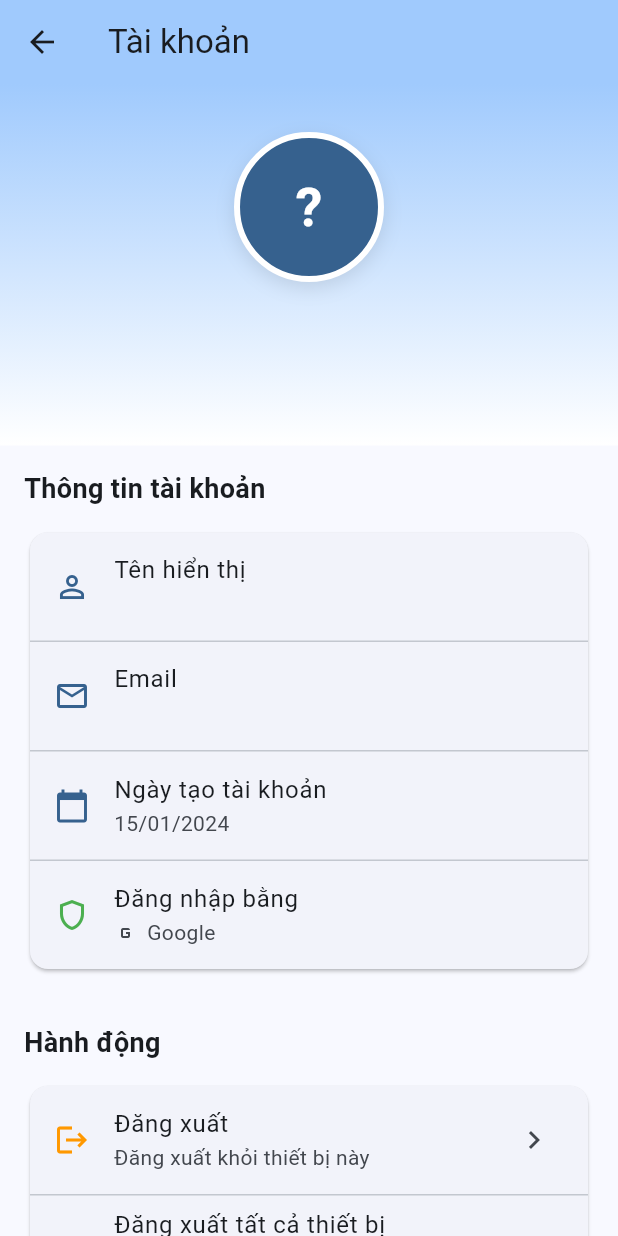
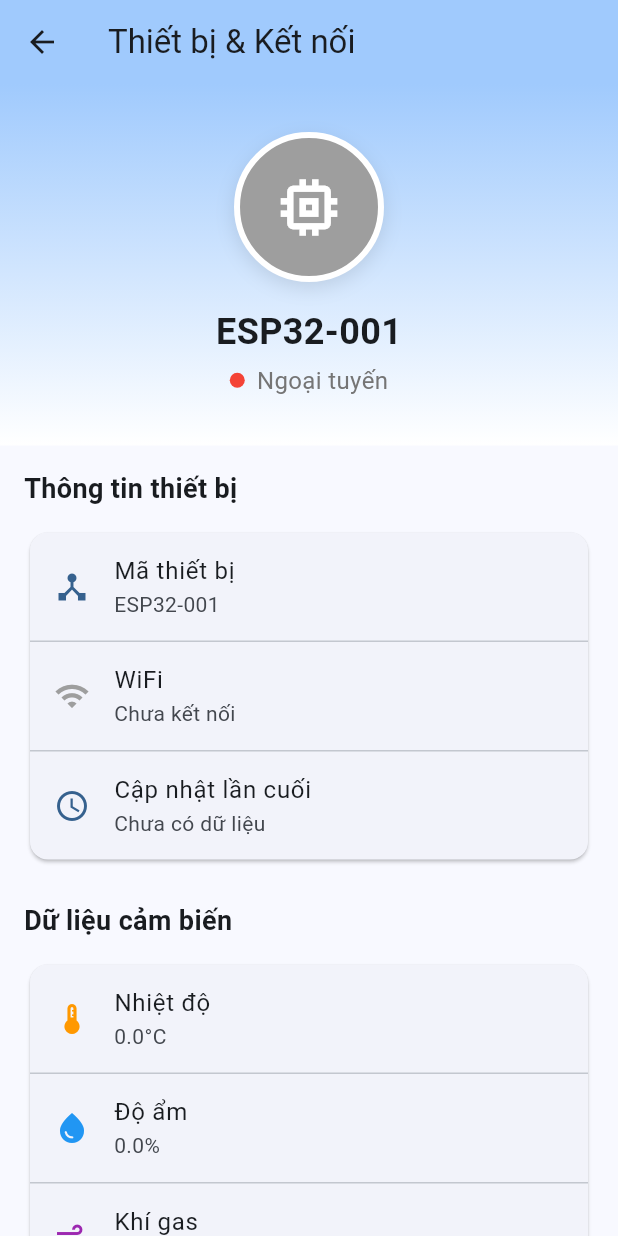
Before and after one commit to NhuYtech/iot_sonxemaycantho_app, a Flutter app: the AccountPage screen opened directly, on a phone screen of 412 x 824 dp. Run offline on Flutter 3.47's test engine with Material 3 defaults, Android fonts, the phone set to English and light mode, and no system bars; our stand-ins replace firebase_core, firebase_database; accounts and stored records are empty; statements that could not run were skipped.

Commit message:
refactor(auth): remove deprecated login/auth modules and update application flow accordingly

```diff
--- a/lib/pages/account.dart
+++ b/lib/pages/account.dart
@@ -1,8 +1,7 @@
 import 'package:flutter/material.dart';
 import 'package:intl/intl.dart';
-import 'package:firebase_auth/firebase_auth.dart';
-import '../services/auth.dart';
-import '../utils/dialog_helper.dart';
+import '../services/firebase_realtime.dart';
+import 'dart:async';
 
 class AccountPage extends StatefulWidget {
   const AccountPage({super.key});
@@ -12,117 +11,83 @@ class AccountPage extends StatefulWidget {
 }
 
 class _AccountPageState extends State<AccountPage> {
-  final AuthService _authService = AuthService();
+  final FirebaseRealtimeService _firebaseService = FirebaseRealtimeService();
 
-  DateTime accountCreatedDate = DateTime(2024, 1, 15);
+  StreamSubscription? _wifiSubscription;
+  StreamSubscription? _sensorSubscription;
 
-  void _logout() {
-    showDialog(
-      context: context,
-      builder: (context) => AlertDialog(
-        title: const Text('Đăng xuất'),
-        content: const Text('Bạn có chắc muốn đăng xuất khỏi tài khoản này?'),
-        actions: [
-          TextButton(
-            onPressed: () => Navigator.pop(context),
-            child: const Text('Hủy'),
-          ),
-          ElevatedButton(
-            onPressed: () async {
-              try {
-                if (mounted) {
-                  Navigator.pop(context); // Close confirm dialog first
-                }
-                await _authService.signOut();
-                // No need to show success dialog, user will be redirected to login
-              } catch (e) {
-                if (mounted) {
-                  DialogHelper.showError(context, 'Lỗi đăng xuất: $e');
-                }
-              }
-            },
-            style: ElevatedButton.styleFrom(
-              backgroundColor: Colors.red,
-              foregroundColor: Colors.white,
-            ),
-            child: const Text('Đăng xuất'),
-          ),
-        ],
-      ),
-    );
+  String deviceId = 'ESP32-001';
+  String wifiSsid = '';
+  bool isWifiConnected = false;
+  bool isDeviceOnline = false;
+  DateTime? wifiTimestamp;
+  DateTime? lastSensorUpdate;
+
+  // Sensor data for display
+  double temperature = 0.0;
+  double humidity = 0.0;
+  double gasLevel = 0.0;
+
+  @override
+  void initState() {
+    super.initState();
+    _listenToWifi();
+    _listenToSensors();
   }
 
-  void _logoutAllDevices() {
-    showDialog(
-      context: context,
-      builder: (context) => AlertDialog(
-        title: const Text('Đăng xuất tất cả thiết bị'),
-        content: const Text(
-          'Bạn sẽ bị đăng xuất khỏi tất cả các thiết bị đang đăng nhập.\n\n'
-          'Bạn có chắc muốn tiếp tục?',
-        ),
-        actions: [
-          TextButton(
-            onPressed: () => Navigator.pop(context),
-            child: const Text('Hủy'),
-          ),
-          ElevatedButton(
-            onPressed: () async {
-              try {
-                if (mounted) {
-                  Navigator.pop(context); // Close confirm dialog first
-                }
-                await _authService.signOut();
-                // No need to show success dialog, user will be redirected to login
-              } catch (e) {
-                if (mounted) {
-                  DialogHelper.showError(context, 'Lỗi: $e');
-                }
-              }
-            },
-            style: ElevatedButton.styleFrom(
-              backgroundColor: Colors.red,
-              foregroundColor: Colors.white,
-            ),
-            child: const Text('Đăng xuất tất cả'),
-          ),
-        ],
-      ),
-    );
+  @override
+  void dispose() {
+    _wifiSubscription?.cancel();
+    _sensorSubscription?.cancel();
+    super.dispose();
   }
 
-  String _getInitials(String name) {
-    List<String> parts = name.split(' ');
-    if (parts.length >= 2) {
-      return '${parts[0][0]}${parts[parts.length - 1][0]}'.toUpperCase();
+  void _listenToWifi() {
+    _wifiSubscription = _firebaseService.getWifiConfigStream().listen((data) {
+      if (mounted) {
+        setState(() {
+          wifiSsid = data['ssid'] ?? '';
+          isWifiConnected =
+              data['ssid'] != null && data['ssid'].toString().isNotEmpty;
+
+          if (data['timestamp'] != null) {
+            wifiTimestamp = DateTime.fromMillisecondsSinceEpoch(
+              int.tryParse(data['timestamp'].toString()) ?? 0,
+            );
+            isDeviceOnline =
+                DateTime.now().difference(wifiTimestamp!).inSeconds < 30;
           }
-    return name.isNotEmpty ? name[0].toUpperCase() : '?';
+        });
+      }
+    });
+  }
+
+  void _listenToSensors() {
+    _sensorSubscription = _firebaseService.getSensorStream().listen((data) {
+      if (mounted) {
+        setState(() {
+          temperature = (data['temp'] ?? 0).toDouble();
+          humidity = (data['humi'] ?? 0).toDouble();
+          gasLevel = (data['mq2'] ?? 0).toDouble();
+          lastSensorUpdate = DateTime.now();
+        });
+      }
+    });
   }
 
   @override
   Widget build(BuildContext context) {
     final colorScheme = Theme.of(context).colorScheme;
-    final User? currentUser = _authService.currentUser;
-
-    // User must be logged in to access the app
-    if (currentUser == null) {
-      return const Scaffold(body: Center(child: CircularProgressIndicator()));
-    }
-
-    // User is logged in
-    final String userName = currentUser.displayName ?? 'Người dùng';
-    final String userEmail = currentUser.email ?? '';
-    final String? avatarUrl = currentUser.photoURL;
 
     return Scaffold(
       appBar: AppBar(
-        title: const Text('Tài khoản'),
+        title: const Text('Thiết bị & Kết nối'),
         backgroundColor: colorScheme.inversePrimary,
       ),
       body: SingleChildScrollView(
         child: Column(
           children: [
-            // Profile Header
+            // Device Header
             Container(
               width: double.infinity,
               decoration: BoxDecoration(
@@ -137,13 +102,13 @@ class _AccountPageState extends State<AccountPage> {
                 padding: const EdgeInsets.symmetric(vertical: 32.0),
                 child: Column(
                   children: [
-                    // Avatar
+                    // Device Icon
                     Container(
                       width: 100,
                       height: 100,
                       decoration: BoxDecoration(
                         shape: BoxShape.circle,
-                        color: colorScheme.primary,
+                        color: isDeviceOnline ? Colors.green : Colors.grey,
                         border: Border.all(color: Colors.white, width: 4),
                         boxShadow: [
                           BoxShadow(
@@ -153,41 +118,17 @@ class _AccountPageState extends State<AccountPage> {
                           ),
                         ],
                       ),
-                      child: avatarUrl != null
-                          ? ClipOval(
-                              child: Image.network(
-                                avatarUrl,
-                                fit: BoxFit.cover,
-                                errorBuilder: (context, error, stackTrace) {
-                                  return Center(
-                                    child: Text(
-                                      _getInitials(userName),
-                                      style: const TextStyle(
-                                        fontSize: 36,
-                                        fontWeight: FontWeight.bold,
+                      child: const Icon(
+                        Icons.memory,
+                        size: 50,
                         color: Colors.white,
-                                      ),
-                                    ),
-                                  );
-                                },
-                              ),
-                            )
-                          : Center(
-                              child: Text(
-                                _getInitials(userName),
-                                style: const TextStyle(
-                                  fontSize: 36,
-                                  fontWeight: FontWeight.bold,
-                                  color: Colors.white,
-                                ),
-                              ),
                       ),
                     ),
                     const SizedBox(height: 16),
 
-                    // Name
+                    // Device Name
                     Text(
-                      userName,
+                      deviceId,
                       style: const TextStyle(
                         fontSize: 24,
                         fontWeight: FontWeight.bold,
@@ -195,9 +136,21 @@ class _AccountPageState extends State<AccountPage> {
                     ),
                     const SizedBox(height: 4),
 
-                    // Email
+                    // Connection Status
+                    Row(
+                      mainAxisAlignment: MainAxisAlignment.center,
+                      children: [
+                        Container(
+                          width: 10,
+                          height: 10,
+                          decoration: BoxDecoration(
+                            shape: BoxShape.circle,
+                            color: isDeviceOnline ? Colors.green : Colors.red,
+                          ),
+                        ),
+                        const SizedBox(width: 8),
                         Text(
-                      userEmail,
+                          isDeviceOnline ? 'Đang kết nối' : 'Ngoại tuyến',
                           style: TextStyle(
                             fontSize: 16,
                             color: Colors.grey.shade600,
@@ -205,17 +158,19 @@ class _AccountPageState extends State<AccountPage> {
                         ),
                       ],
                     ),
+                  ],
+                ),
               ),
             ),
 
-            // Account Information
+            // Device Information
             Padding(
               padding: const EdgeInsets.all(16.0),
               child: Column(
                 crossAxisAlignment: CrossAxisAlignment.start,
                 children: [
                   const Text(
-                    'Thông tin tài khoản',
+                    'Thông tin thiết bị',
                     style: TextStyle(fontSize: 18, fontWeight: FontWeight.bold),
                   ),
                   const SizedBox(height: 12),
@@ -225,66 +180,47 @@ class _AccountPageState extends State<AccountPage> {
                       children: [
                         ListTile(
                           leading: Icon(
-                            Icons.person_outline,
+                            Icons.device_hub,
                             color: colorScheme.primary,
                           ),
-                          title: const Text('Tên hiển thị'),
-                          subtitle: Text(userName),
+                          title: const Text('Mã thiết bị'),
+                          subtitle: Text(deviceId),
                         ),
                         const Divider(height: 1),
                         ListTile(
                           leading: Icon(
-                            Icons.email_outlined,
-                            color: colorScheme.primary,
+                            Icons.wifi,
+                            color: isWifiConnected ? Colors.green : Colors.grey,
                           ),
-                          title: const Text('Email'),
-                          subtitle: Text(userEmail),
+                          title: const Text('WiFi'),
+                          subtitle: Text(
+                            isWifiConnected ? wifiSsid : 'Chưa kết nối',
+                          ),
                         ),
                         const Divider(height: 1),
                         ListTile(
                           leading: Icon(
-                            Icons.calendar_today,
+                            Icons.access_time,
                             color: colorScheme.primary,
                           ),
-                          title: const Text('Ngày tạo tài khoản'),
+                          title: const Text('Cập nhật lần cuối'),
                           subtitle: Text(
-                            DateFormat('dd/MM/yyyy').format(accountCreatedDate),
-                          ),
-                        ),
-                        const Divider(height: 1),
-                        ListTile(
-                          leading: const Icon(
-                            Icons.shield_outlined,
-                            color: Colors.green,
-                          ),
-                          title: const Text('Đăng nhập bằng'),
-                          subtitle: Row(
-                            children: [
-                              Image.network(
-                                'https://www.google.com/favicon.ico',
-                                width: 16,
-                                height: 16,
-                                errorBuilder: (context, error, stackTrace) {
-                                  return const Icon(
-                                    Icons.g_mobiledata,
-                                    size: 16,
-                                  );
-                                },
-                              ),
-                              const SizedBox(width: 6),
-                              const Text('Google'),
-                            ],
+                            wifiTimestamp != null
+                                ? DateFormat(
+                                    'dd/MM/yyyy HH:mm:ss',
+                                  ).format(wifiTimestamp!)
+                                : 'Chưa có dữ liệu',
                           ),
                         ),
                       ],
                     ),
                   ),
 
-                  const SizedBox(height: 32),
+                  const SizedBox(height: 24),
 
-                  // Account Actions
+                  // Sensor Data
                   const Text(
-                    'Hành động',
+                    'Dữ liệu cảm biến',
                     style: TextStyle(fontSize: 18, fontWeight: FontWeight.bold),
                   ),
                   const SizedBox(height: 12),
@@ -294,26 +230,41 @@ class _AccountPageState extends State<AccountPage> {
                       children: [
                         ListTile(
                           leading: const Icon(
-                            Icons.logout,
+                            Icons.thermostat,
                             color: Colors.orange,
                           ),
-                          title: const Text('Đăng xuất'),
-                          subtitle: const Text('Đăng xuất khỏi thiết bị này'),
-                          trailing: const Icon(Icons.chevron_right),
-                          onTap: _logout,
+                          title: const Text('Nhiệt độ'),
+                          subtitle: Text('${temperature.toStringAsFixed(1)}°C'),
                         ),
                         const Divider(height: 1),
                         ListTile(
                           leading: const Icon(
-                            Icons.devices_other,
-                            color: Colors.red,
+                            Icons.water_drop,
+                            color: Colors.blue,
                           ),
-                          title: const Text('Đăng xuất tất cả thiết bị'),
-                          subtitle: const Text(
-                            'Đăng xuất khỏi mọi thiết bị đang đăng nhập',
+                          title: const Text('Độ ẩm'),
+                          subtitle: Text('${humidity.toStringAsFixed(1)}%'),
                         ),
-                          trailing: const Icon(Icons.chevron_right),
-                          onTap: _logoutAllDevices,
+                        const Divider(height: 1),
+                        ListTile(
+                          leading: const Icon(Icons.air, color: Colors.purple),
+                          title: const Text('Khí gas'),
+                          subtitle: Text(gasLevel.toStringAsFixed(0)),
+                        ),
+                        const Divider(height: 1),
+                        ListTile(
+                          leading: Icon(
+                            Icons.update,
+                            color: colorScheme.primary,
+                          ),
+                          title: const Text('Cập nhật cảm biến'),
+                          subtitle: Text(
+                            lastSensorUpdate != null
+                                ? DateFormat(
+                                    'HH:mm:ss',
+                                  ).format(lastSensorUpdate!)
+                                : 'Chưa có dữ liệu',
+                          ),
                         ),
                       ],
                     ),
@@ -340,6 +291,15 @@ class _AccountPageState extends State<AccountPage> {
                             color: Colors.grey.shade500,
                           ),
                         ),
+                        const SizedBox(height: 8),
+                        Text(
+                          'Kết nối trực tiếp với ESP32',
+                          style: TextStyle(
+                            fontSize: 11,
+                            color: Colors.grey.shade400,
+                            fontStyle: FontStyle.italic,
+                          ),
+                        ),
                       ],
                     ),
                   ),
--- a/lib/services/auth.dart
+++ /dev/null
@@ -1,99 +0,0 @@
-import 'package:firebase_auth/firebase_auth.dart';
-import 'package:google_sign_in/google_sign_in.dart';
-
-class AuthService {
-  final FirebaseAuth _auth = FirebaseAuth.instance;
-  final GoogleSignIn _googleSignIn = GoogleSignIn();
-
-  User? get currentUser => _auth.currentUser;
-
-  Stream<User?> get authStateChanges => _auth.authStateChanges();
-
-  Future<UserCredential> signInWithEmailPassword(
-    String email,
-    String password,
-  ) async {
-    try {
-      return await _auth.signInWithEmailAndPassword(
-        email: email,
-        password: password,
-      );
-    } on FirebaseAuthException catch (e) {
-      throw _handleAuthException(e);
-    }
-  }
-
-  Future<UserCredential> registerWithEmailPassword(
-    String email,
-    String password,
-  ) async {
-    try {
-      return await _auth.createUserWithEmailAndPassword(
-        email: email,
-        password: password,
-      );
-    } on FirebaseAuthException catch (e) {
-      throw _handleAuthException(e);
-    }
-  }
-
-  Future<void> signOut() async {
-    try {
-      await Future.wait([_auth.signOut(), _googleSignIn.signOut()]);
-    } catch (e) {
-      throw Exception('Failed to sign out: $e');
-    }
-  }
-
-  Future<UserCredential?> signInWithGoogle() async {
-    try {
-      // Trigger the authentication flow
-      final GoogleSignInAccount? googleUser = await _googleSignIn.signIn();
-
-      if (googleUser == null) {
-        // User canceled the sign-in
-        return null;
-      }
-
-      // Obtain the auth details from the request
-      final GoogleSignInAuthentication googleAuth =
-          await googleUser.authentication;
-
-      // Create a new credential
-      final credential = GoogleAuthProvider.credential(
-        accessToken: googleAuth.accessToken,
-        idToken: googleAuth.idToken,
-      );
-
-      // Sign in to Firebase with the Google credential
-      return await _auth.signInWithCredential(credential);
-    } catch (e) {
-      throw Exception('Google sign in failed: $e');
-    }
-  }
-
-  Future<void> resetPassword(String email) async {
-    try {
-      await _auth.sendPasswordResetEmail(email: email);
-    } on FirebaseAuthException catch (e) {
-      throw _handleAuthException(e);
-    }
-  }
-
-  String _handleAuthException(FirebaseAuthException e) {
-    switch (e.code) {
-      case 'user-not-found':
-        return 'No user found with this email.';
-      case 'wrong-password':
-        return 'Wrong password provided.';
-      case 'email-already-in-use':
-        return 'Email already in use.';
-      case 'invalid-email':
-        return 'Invalid email address.';
-      case 'weak-password':
-        return 'Password is too weak.';
-      default:
-        return 'Authentication failed: ${e.message}';
-    }
-  }
-}
--- a/pubspec.yaml
+++ b/pubspec.yaml
@@ -39,11 +39,7 @@ dependencies:
 
   # Firebase packages
   firebase_core: ^3.8.1
-  firebase_auth: ^5.3.4
   firebase_database: ^11.3.4
-
-  # Google Sign In
-  google_sign_in: ^6.2.1
 
   # Date formatting
   intl: ^0.20.2
```
Also changed, not shown: lib/main.dart (+1 -21 lines), lib/pages/login.dart (deleted, +0 -281 lines), pubspec.lock, 3 other files. Lines whose indentation alone changed are shown as unchanged.
